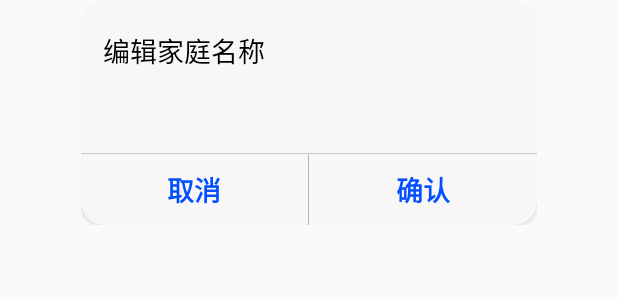
After one commit to byurself/SmartLife, an Android app: the layout edit_room_name_dialog.xml on its own in the app's theme, with its tools: preview values and no code run, on a phone screen of 412 x 824 dp. The commit adds this screen. Shown: the top 300 px of the screen. Run offline under Robolectric (Android 15) with nearby library versions, the phone set to English and light mode, and no system bars.

Commit message:
编辑家庭名称对话框

```diff
--- a/app/src/main/java/com/lpc/smartlife/utils/MyHttpConnection.java
+++ b/app/src/main/java/com/lpc/smartlife/utils/MyHttpConnection.java
@@ -23,7 +23,7 @@ public class MyHttpConnection {
      * @param param json格式的参数
      * @return
      */
-    String header = "http://192.168.3.178:8090/api";
+    String header = "http://10.90.97.163:8090/api";
 
     public String myPost(String path, JSONObject param) {
         String result = "";
--- /dev/null
+++ b/app/src/main/res/drawable/button_left_background.xml
@@ -0,0 +1,5 @@
+<?xml version="1.0" encoding="utf-8"?>
+<shape xmlns:android="http://schemas.android.com/apk/res/android">
+    <corners android:bottomLeftRadius="15dp"/>
+    <solid android:color="#FFF8F6F6"/>
+</shape>
--- /dev/null
+++ b/app/src/main/res/drawable/button_right_background.xml
@@ -0,0 +1,5 @@
+<?xml version="1.0" encoding="utf-8"?>
+<shape xmlns:android="http://schemas.android.com/apk/res/android">
+    <corners android:bottomRightRadius="15dp"/>
+    <solid android:color="#FFF8F6F6"/>
+</shape>
--- /dev/null
+++ b/app/src/main/res/drawable/edit_room_background.xml
@@ -0,0 +1,5 @@
+<?xml version="1.0" encoding="utf-8"?>
+<shape xmlns:android="http://schemas.android.com/apk/res/android">
+    <corners android:radius="15dp"/>
+    <solid android:color="#FFF8F6F6"/>
+</shape>
--- /dev/null
+++ b/app/src/main/res/drawable/edit_text_background.xml
@@ -0,0 +1,5 @@
+<?xml version="1.0" encoding="utf-8"?>
+<shape xmlns:android="http://schemas.android.com/apk/res/android">
+    <corners android:radius="10dp"/>
+    <solid android:color="#FFF8F6F6"/>
+</shape>
--- /dev/null
+++ b/app/src/main/res/layout/edit_room_name_dialog.xml
@@ -0,0 +1,85 @@
+<?xml version="1.0" encoding="utf-8"?>
+<androidx.constraintlayout.widget.ConstraintLayout xmlns:android="http://schemas.android.com/apk/res/android"
+    xmlns:app="http://schemas.android.com/apk/res-auto"
+    xmlns:tools="http://schemas.android.com/tools"
+    android:layout_width="304dp"
+    android:layout_height="150dp"
+    android:layout_gravity="center_horizontal"
+    android:background="@drawable/edit_room_background">
+
+    <LinearLayout
+        android:layout_width="304dp"
+        android:layout_height="150dp"
+        android:gravity="center"
+        android:orientation="vertical"
+        app:layout_constraintEnd_toEndOf="parent"
+        app:layout_constraintHorizontal_bias="0.495"
+        app:layout_constraintStart_toStartOf="parent"
+        app:layout_constraintTop_toTopOf="parent">
+
+        <TextView
+            android:layout_width="match_parent"
+            android:layout_height="0dp"
+            android:layout_marginLeft="10dp"
+            android:layout_marginTop="20dp"
+            android:layout_marginBottom="10dp"
+            android:layout_weight="1"
+            android:text="编辑家庭名称"
+            android:textColor="@color/black"
+            android:textSize="18dp" />
+
+        <EditText
+            android:id="@+id/et_home_name"
+            android:layout_width="280dp"
+            android:layout_height="0dp"
+            android:layout_marginLeft="3dp"
+            android:layout_marginBottom="10dp"
+            android:layout_weight="1"
+            android:background="@drawable/edit_text_background"
+            android:paddingStart="10dp"
+            tools:ignore="SpeakableTextPresentCheck,TouchTargetSizeCheck" />
+
+        <View
+            android:layout_width="match_parent"
+            android:layout_height="0.3dp"
+            android:layout_gravity="center"
+            android:background="#30000000" />
+
+        <LinearLayout
+            android:layout_width="match_parent"
+            android:layout_height="0dp"
+            android:layout_weight="1.5"
+            android:orientation="horizontal">
+
+            <Button
+                android:id="@+id/bt_cancel"
+                android:layout_width="0dp"
+                android:layout_height="match_parent"
+                android:layout_weight="1"
+                android:background="@drawable/button_left_background"
+                android:text="取消"
+                android:textColor="@color/blue"
+                android:textSize="18dp"
+                android:textStyle="bold"
+                tools:ignore="TouchTargetSizeCheck" />
+
+            <View
+                android:layout_width="0.3dp"
+                android:layout_height="match_parent"
+                android:layout_gravity="center"
+                android:background="#30000000" />
+
+            <Button
+                android:id="@+id/bt_confirm"
+                android:layout_width="0dp"
+                android:layout_height="match_parent"
+                android:layout_weight="1"
+                android:background="@drawable/button_right_background"
+                android:text="确认"
+                android:textColor="@color/blue"
+                android:textSize="18dp"
+                android:textStyle="bold"
+                tools:ignore="TouchTargetSizeCheck" />
+        </LinearLayout>
+    </LinearLayout>
+</androidx.constraintlayout.widget.ConstraintLayout>
--- a/app/src/main/res/values/colors.xml
+++ b/app/src/main/res/values/colors.xml
@@ -12,4 +12,5 @@
     <color name="checked">#1296db</color>
     <color name="toolbar_bkcolor">#27c6db</color>
     <color name="title_color">#ffffffff</color>
+    <color name="blue">#FF0050FF</color>
 </resources>
```
Also changed, not shown: app/src/main/java/com/lpc/smartlife/utils/CreateDialog.java (added, +71 -0 lines), app/src/main/java/com/lpc/smartlife/views/smartlife/RoomInfoActivity.java (+63 -4 lines), app/src/main/res/layout/activity_room_info.xml (+90 -0 lines), app/src/main/res/values/dialog_style.xml (added, +11 -0 lines), app/src/main/res/mipmap-xxhdpi/grey_right.png (added).
